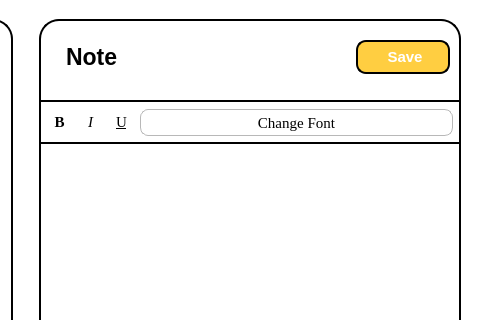
MaiNgocChau9/Python-App-A-, file SPCK/Windows/GUI/Note_edit.ui: the form before one commit; both pictures show x 370 to 850 and y 0 to 320 of the 850 by 550 pixel window.
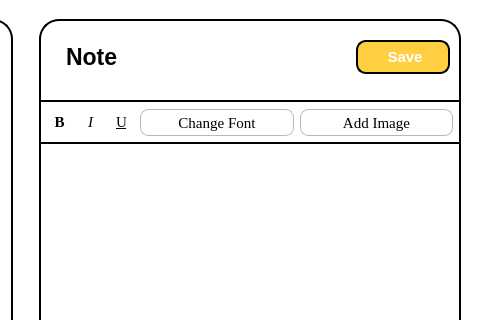
The form after the commit. Icons and pictures are not drawn.

The edit to the form file:
```diff
--- a/SPCK/Windows/GUI/Note_edit.ui
+++ b/SPCK/Windows/GUI/Note_edit.ui
@@ -522,6 +522,52 @@
             </property>
            </widget>
           </item>
+          <item>
+           <widget class="QPushButton" name="pushButton_8">
+            <property name="font">
+             <font>
+              <family>Times New Roman</family>
+              <pointsize>11</pointsize>
+              <weight>50</weight>
+              <italic>false</italic>
+              <bold>false</bold>
+              <underline>false</underline>
+             </font>
+            </property>
+            <property name="styleSheet">
+             <string notr="true">QPushButton{
+	border: 1px solid #b8b8b8;
+	margin: 0px;
+	min-height: 25px;
+	max-height: 25px;
+	background-color: white;
+	border-radius: 8px;
+	padding: 0px;
+}
+QPushButton::hover{
+	border: 1px solid #b8b8b8;
+	margin: 0px;
+	min-height: 25px;
+	max-height: 25px;
+	background-color: #eeeeee;	
+	border-radius: 8px;
+	padding: 0px;
+}
+QPushButton::pressed{
+	border: 1px solid #b8b8b8;
+	margin: 0px;
+	min-height: 25px;
+	max-height: 25px;
+	background-color: gray;	
+	border-radius: 8px;
+	padding: 0px;
+}</string>
+            </property>
+            <property name="text">
+             <string>Add Image</string>
+            </property>
+           </widget>
+          </item>
          </layout>
         </widget>
        </item>
```
